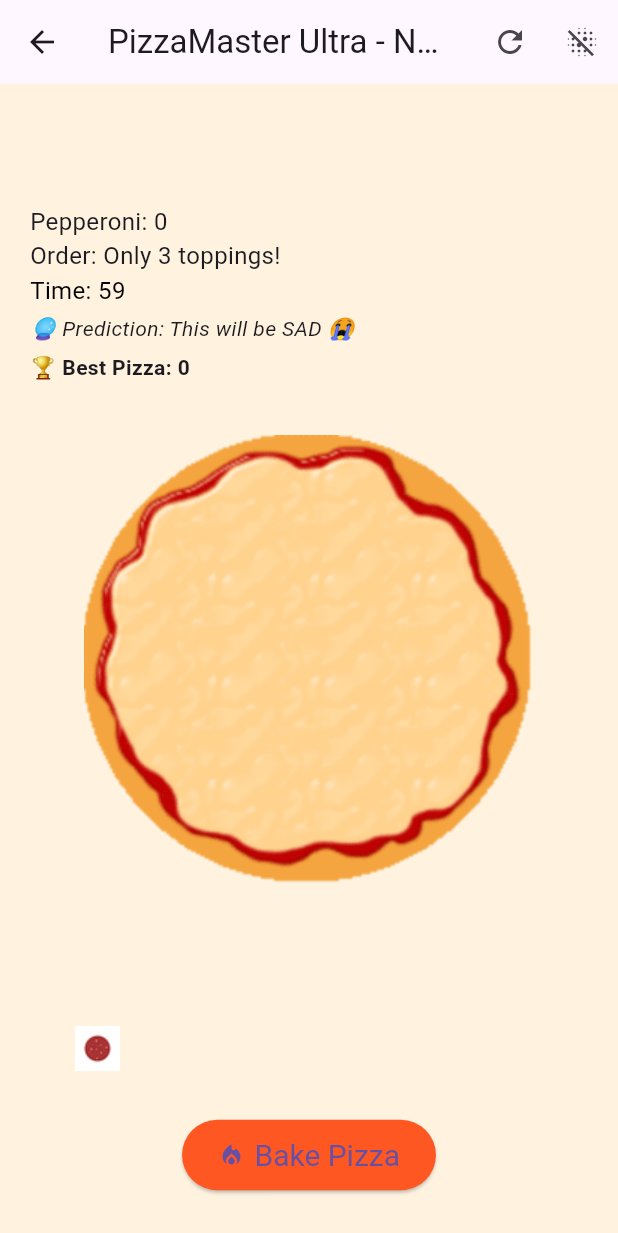
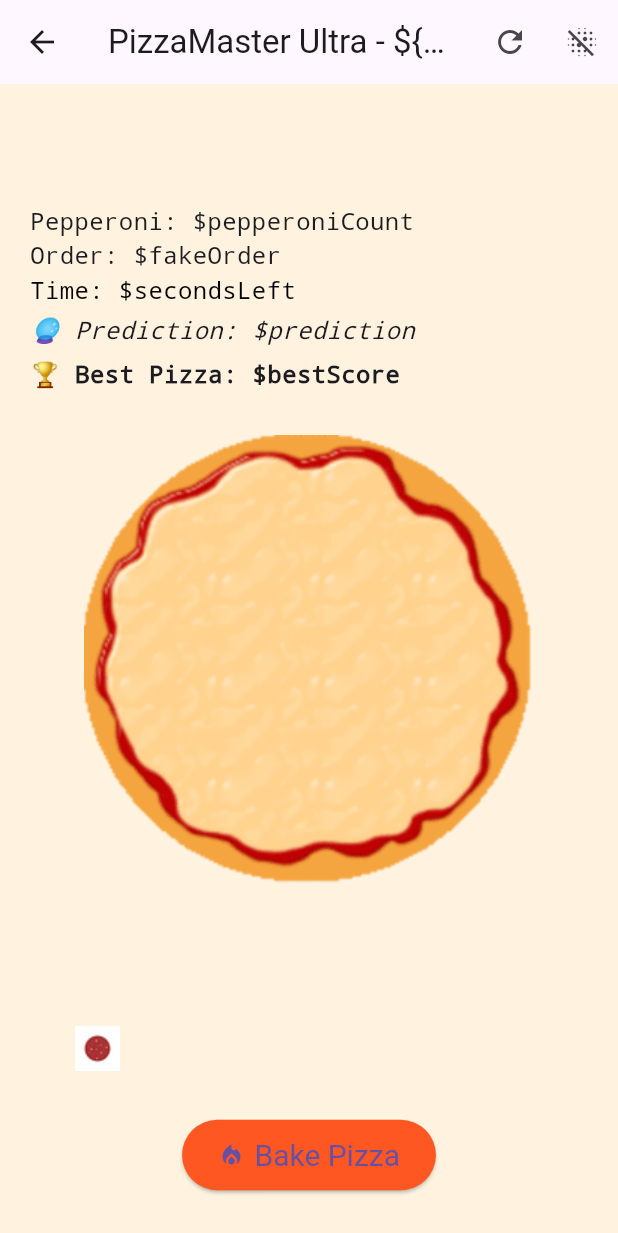
Before and after one commit to dx1-ctrl/kenny_ios_app, a Flutter app: the screen it shows after launch, after a tap on "Normal Mode", on a phone screen of 412 x 824 dp. Shown: the top 1233 px of the screen. Run offline on Flutter 3.47's test engine with Material 3 defaults, Android fonts, the light colour scheme and no system bars; our stand-ins replace shared_preferences.

Commit message:
Update main.dart

```diff
--- a/lib/main.dart
+++ b/lib/main.dart
@@ -11,7 +11,13 @@ class PizzaGameApp extends StatelessWidget {
     return MaterialApp(
       debugShowCheckedModeBanner: false,
       title: 'PizzaMaster Ultra',
-      theme: ThemeData(primarySwatch: Colors.deepOrange),
+      theme: ThemeData(
+        primarySwatch: Colors.deepOrange,
+        scaffoldBackgroundColor: Colors.orange[50],
+        textTheme: TextTheme(
+          bodyMedium: TextStyle(fontFamily: 'Courier', fontSize: 16),
+        ),
+      ),
       home: ModeSelector(),
     );
   }
@@ -26,24 +32,34 @@ class ModeSelector extends StatelessWidget {
         child: Column(
           mainAxisAlignment: MainAxisAlignment.center,
           children: [
-            ElevatedButton(
-              onPressed: () => Navigator.push(context, MaterialPageRoute(builder: (_) => PizzaGameScreen(mode: 'Normal'))),
-              child: Text('Normal Mode'),
-            ),
-            ElevatedButton(
-              onPressed: () => Navigator.push(context, MaterialPageRoute(builder: (_) => PizzaGameScreen(mode: 'Speed'))),
-              child: Text('Speed Mode (30s)'),
-            ),
-            ElevatedButton(
-              onPressed: () => Navigator.push(context, MaterialPageRoute(builder: (_) => PizzaGameScreen(mode: 'Chaos'))),
-              child: Text('Chaos Mode (randomized!)'),
-            ),
+            gameModeButton(context, 'Normal'),
+            gameModeButton(context, 'Speed'),
+            gameModeButton(context, 'Chaos'),
           ],
         ),
       ),
     );
   }
+
+  Widget gameModeButton(BuildContext context, String mode) {
+    return Padding(
+      padding: const EdgeInsets.symmetric(vertical: 10.0),
+      child: ElevatedButton(
+        style: ElevatedButton.styleFrom(
+          padding: EdgeInsets.symmetric(horizontal: 24, vertical: 14),
+          textStyle: TextStyle(fontSize: 18, fontWeight: FontWeight.bold),
+        ),
+        onPressed: () => Navigator.push(
+            context,
+            MaterialPageRoute(
+                builder: (_) => PizzaGameScreen(mode: mode))),
+        child: Text('$mode Mode'),
+      ),
+    );
+  }
 }
+
+// --- PizzaGameScreen START ---
 
 class PizzaGameScreen extends StatefulWidget {
   final String mode;
@@ -194,19 +210,19 @@ class _PizzaGameScreenState extends State<PizzaGameScreen> {
   }
 
   void showResults({bool forced = false}) {
-    String message = 'Score: $score\nBest Pizza Ever: $bestScore';
+    String message = 'Score: \$score\nBest Pizza Ever: \$bestScore';
     message += '\n\n';
     if (pepperoniCount == 0) message += 'Bro... ZERO toppings.';
     else if (pepperoniCount < 3) message += 'Undercooked vibe 😕';
     else if (pepperoniCount > 18) message += 'This is chaos incarnate.';
-    else message += 'Honestly, this looks great chef 🧑‍🍳';
+    else message += 'Honestly, this looks great chef 👩‍🍳';
 
     if (forced) message += '\n\n(Time\'s up!)';
 
     showDialog(
       context: context,
       builder: (_) => AlertDialog(
-        title: Text("Results - ${widget.mode} Mode"),
+        title: Text("Results - \${widget.mode} Mode"),
         content: Text(message),
         actions: [TextButton(onPressed: () => Navigator.pop(context), child: Text("OK"))],
       ),
@@ -250,7 +266,7 @@ class _PizzaGameScreenState extends State<PizzaGameScreen> {
     return Scaffold(
       backgroundColor: Colors.orange[50],
       appBar: AppBar(
-        title: Text('PizzaMaster Ultra - ${widget.mode} Mode'),
+        title: Text('PizzaMaster Ultra - \${widget.mode} Mode'),
         actions: [
           IconButton(
             icon: Icon(Icons.refresh),
@@ -325,18 +341,18 @@ class _PizzaGameScreenState extends State<PizzaGameScreen> {
               child: Column(
                 crossAxisAlignment: CrossAxisAlignment.start,
                 children: [
-                  Text("Pepperoni: $pepperoniCount", style: TextStyle(fontSize: 16)),
-                  Text("Order: $fakeOrder", style: TextStyle(fontSize: 16)),
-                  Text("Time: $secondsLeft", style: TextStyle(
+                  Text("Pepperoni: \$pepperoniCount", style: TextStyle(fontSize: 16)),
+                  Text("Order: \$fakeOrder", style: TextStyle(fontSize: 16)),
+                  Text("Time: \$secondsLeft", style: TextStyle(
                     fontSize: 16,
                     color: secondsLeft <= 10 ? Colors.red : Colors.black,
                   )),
                   if (comboActive)
-                    Text("🔥 COMBO x$comboCount!", style: TextStyle(fontSize: 18)),
+                    Text("🔥 COMBO x\$comboCount!", style: TextStyle(fontSize: 18)),
                   SizedBox(height: 4),
-                  Text("🔮 Prediction: $prediction", style: TextStyle(fontStyle: FontStyle.italic)),
+                  Text("🔮 Prediction: \$prediction", style: TextStyle(fontStyle: FontStyle.italic)),
                   SizedBox(height: 6),
-                  Text("🏆 Best Pizza: $bestScore", style: TextStyle(fontWeight: FontWeight.bold))
+                  Text("🏆 Best Pizza: \$bestScore", style: TextStyle(fontWeight: FontWeight.bold))
                 ],
               ),
             ),
@@ -362,3 +378,5 @@ class _PizzaGameScreenState extends State<PizzaGameScreen> {
     );
   }
 }
+
+// --- PizzaGameScreen END ---
```
